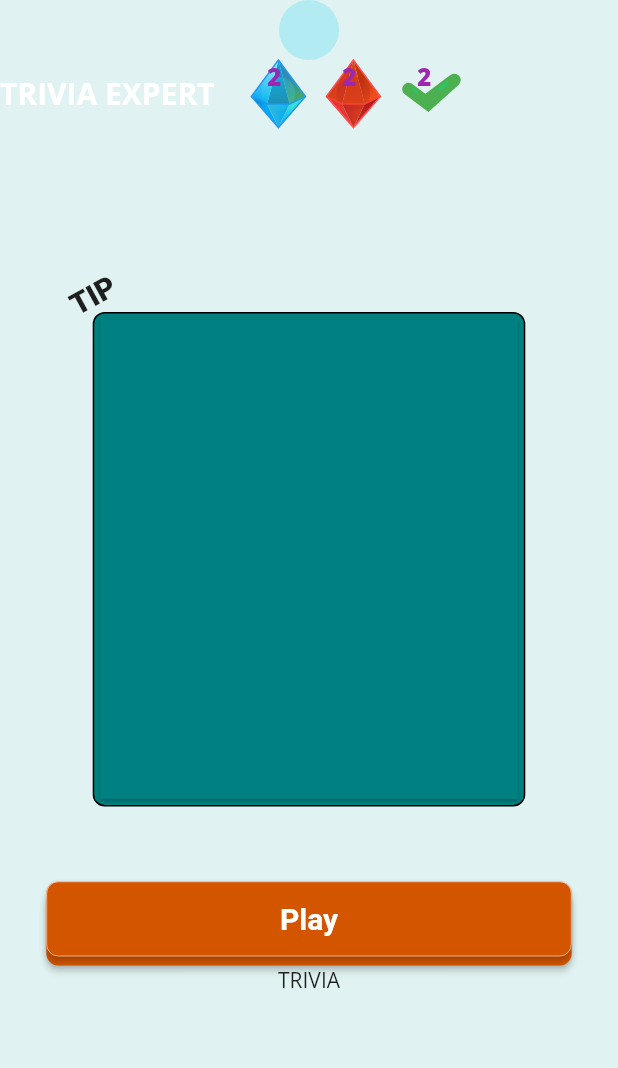
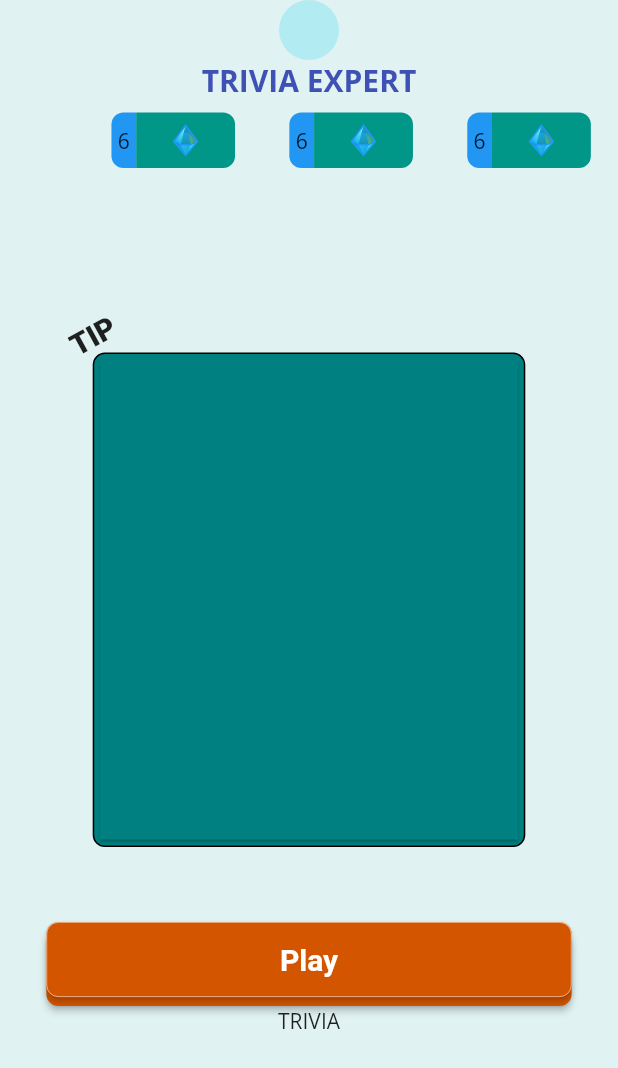
Before and after one commit to chibikes/trivia_expert_app, a Flutter app: the screen it shows once a user with an empty profile is signed in, after a tap on "Play", on a phone screen of 412 x 824 dp. Shown: the top 1068 px of the screen. Run offline on Flutter 3.47's test engine with Material 2 defaults, Android fonts, the phone set to English and light mode, and no system bars; our stand-ins replace bloc, cloud_firestore, equatable, firebase_auth, firebase_core, firebase_storage and 13 more; missing offline and left inert: dart:ffi, pedantic; accounts and stored records are empty; network calls fail.

Commit message:
update game page

```diff
--- a/lib/game/single_player/single_player.dart
+++ b/lib/game/single_player/single_player.dart
@@ -7,6 +7,7 @@ import 'package:trivia_expert_app/questions/bloc/question_bloc.dart';
 import 'package:trivia_expert_app/widgets/game_widgets/red_life_crystal.dart';
 import 'package:trivia_expert_app/widgets/widgets.dart';
 
+import '../../widgets/power_up_container.dart';
 import 'online_single_player/view/online_single_player.dart';
 
 class SinglePlayerPage extends StatefulWidget {
@@ -30,35 +31,36 @@ class SinglePlayerPageState extends State<SinglePlayerPage>
         child: Column(
           children: [
             CircleAvatar(),
+            Text('TRIVIA EXPERT', style: TextStyle(color: Colors.indigo, fontSize: 20, fontWeight: FontWeight.bold),),
+            SizedBox(height: 8.0),
             Row(
-              mainAxisAlignment: MainAxisAlignment.start,
+              mainAxisAlignment: MainAxisAlignment.spaceAround,
               children: [
-                Text('TRIVIA EXPERT', style: TextStyle(color: Colors.white, fontSize: 20, fontWeight: FontWeight.bold),),
                 SizedBox(width: 20.0,),
-                Stack(
+                PowerUpContainer(
+                  powerUpQty: '6',powerUpIcon: Column(
+                  mainAxisAlignment: MainAxisAlignment.center,
+                  crossAxisAlignment: CrossAxisAlignment.center,
                   children: [
-                    BlueCrystal(height: 45, width: 45,),
-                    Positioned(left: 15.0,child: Text('2', style: TextStyle(fontSize: 16, fontWeight: FontWeight.w900, color: Colors.purple),)),
+                    BlueCrystal(height: 20, width: 20,),
                   ],
-                ),
-                SizedBox(
-                  width: 5.0,
-                ),
-                Stack(
+                ), height: 0.045 * MediaQuery.of(context).size.height, width: 0.20 * MediaQuery.of(context).size.width,),
+                PowerUpContainer(
+                  powerUpQty: '6',powerUpIcon: Column(
+                  mainAxisAlignment: MainAxisAlignment.center,
+                  crossAxisAlignment: CrossAxisAlignment.center,
                   children: [
-                    RedLifeCrystal(height: 45, width: 45,),
-                    Positioned(left: 15.0,child: Text('2', style: TextStyle(fontSize: 16, fontWeight: FontWeight.w900, color: Colors.purple),)),
+                    BlueCrystal(height: 20, width: 20,),
                   ],
-                ),
-                SizedBox(
-                  width: 5.0,
-                ),
-                Stack(
+                ), height: 0.045 * MediaQuery.of(context).size.height, width: 0.20 * MediaQuery.of(context).size.width,),
+                PowerUpContainer(
+                  powerUpQty: '6',powerUpIcon: Column(
+                  mainAxisAlignment: MainAxisAlignment.center,
+                  crossAxisAlignment: CrossAxisAlignment.center,
                   children: [
-                    CheckMark(height: 45, width: 45,),
-                    Positioned(left: 15.0,child: Text('2', style: TextStyle(fontSize: 16, fontWeight: FontWeight.w900, color: Colors.purple),)),
+                    BlueCrystal(height: 20, width: 20,),
                   ],
-                ),
+                ), height: 0.045 * MediaQuery.of(context).size.height, width: 0.20 * MediaQuery.of(context).size.width,),
               ],
             ),
             SizedBox(
--- a/lib/home/first_page/view/home_page.dart
+++ b/lib/home/first_page/view/home_page.dart
@@ -187,7 +187,7 @@ class HomeState extends State<Home> with TickerProviderStateMixin {
                     ),
                   ),
                 ),
-                SizedBox(height: 10.0,),
+                SizedBox(height: 20.0,),
                 Padding(
                   padding: const EdgeInsets.only(left: 10.0),
                   child: Row(
--- a/lib/main.dart
+++ b/lib/main.dart
@@ -17,8 +17,12 @@ void main() async {
   await Firebase.initializeApp();
   await FileStorage.instance;
   EquatableConfig.stringify = kDebugMode;
+  initIndex();
   runApp(App(authenticationRepository: AuthenticationRepository()));
   // HttpOverrides.global = new MyHttpOverrides();
+}
+void initIndex() async {
+  await FileStorage.instance.then((value) => value.setInt('index', 0));
 }
 
 // class MyHttpOverrides extends HttpOverrides{
--- a/lib/widgets/custom_button_widgets/proper_elevated_button.dart
+++ b/lib/widgets/custom_button_widgets/proper_elevated_button.dart
@@ -10,8 +10,11 @@ class ProperElevatedButton extends StatelessWidget {
   final function;
   final tapDownFunction;
   final tapUpFunction;
+  final Color bottomShade;
+  final Color topShade;
+  final Color textColor;
 
-  const ProperElevatedButton({Key? key, this.buttonWidth, this.buttonHeight, this.text, this.position, this.function, this.tapDownFunction, this.tapUpFunction}) : super(key: key);
+  const ProperElevatedButton({Key? key, this.buttonWidth, this.buttonHeight, this.text, this.position, this.function, this.tapDownFunction, this.tapUpFunction, this.bottomShade = const Color(0xffd45500), this.textColor = Colors.white, this.topShade = const Color(0xffd45500),}) : super(key: key);
 
   @override
   Widget build(BuildContext context) {
@@ -23,7 +26,8 @@ class ProperElevatedButton extends StatelessWidget {
             height: buttonHeight,
             width: buttonWidth * MediaQuery.of(context).size.width,
             child: RawMaterialButton(
-              fillColor: Color(0xffd45500),
+              fillColor: bottomShade,
+              // Color(0xffd45500),
               onPressed: () {},
               child: Text(''),
               shape: RoundedRectangleBorder(
@@ -43,9 +47,9 @@ class ProperElevatedButton extends StatelessWidget {
               onLongPressEnd: tapUpFunction,
               onLongPress: tapDownFunction,
               child: RawMaterialButton(
-                fillColor: Color(0xffd45500),
+                fillColor: topShade,
                 onPressed: function,
-                child: Text(text, style: GoogleFonts.blackHanSans(color: Colors.white, fontSize: 20, fontWeight: FontWeight.w700,)),
+                child: Text(text, style: GoogleFonts.blackHanSans(color: textColor, fontSize: 20, fontWeight: FontWeight.w700,)),
                 shape: RoundedRectangleBorder(
                   side: BorderSide(color: Color(0xb1ffffff), width: 0.5),
                   borderRadius: BorderRadius.circular(8.0),
```
Also changed, not shown: lib/game/single_player/online_single_player/view/game_page.dart (+10 -2 lines), lib/widgets/custom_button_widgets/custom_button.dart (+30 -20 lines).
